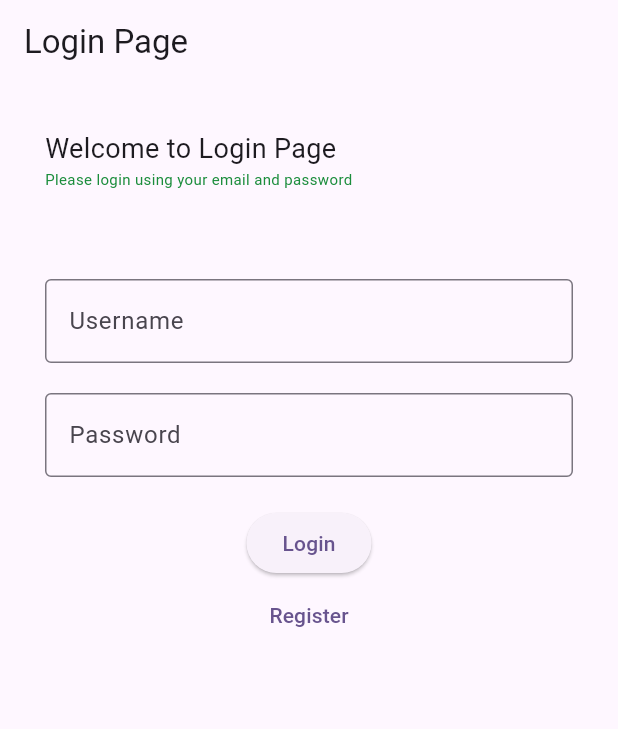
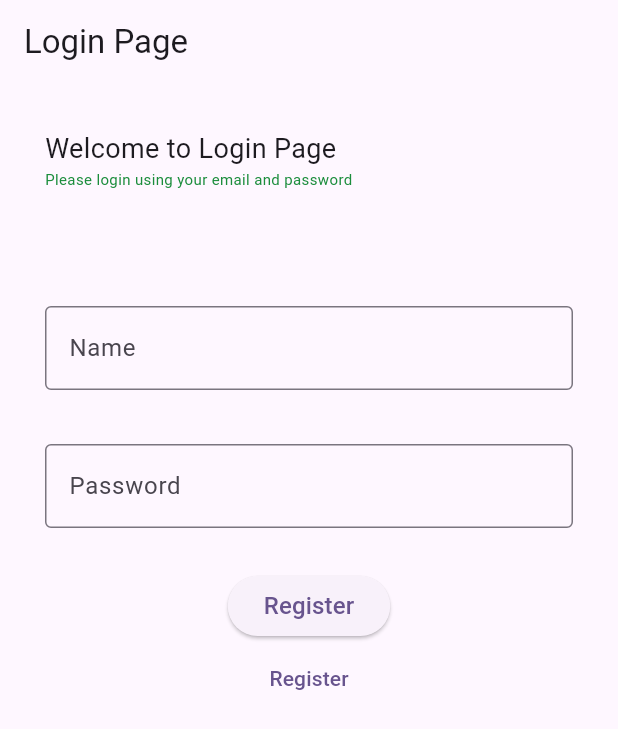
Before and after one commit to Dvonne-D-Thales/flutter-login-and-register, a Flutter app: the screen it shows after launch, on a phone screen of 412 x 824 dp. Shown: the top 729 px of the screen. Run offline on Flutter 3.47's test engine with Material 3 defaults, Android fonts, the phone set to English and light mode, and no system bars.

Commit message:
latihanFlutter1

```diff
--- a/analysis_options.yaml
+++ b/analysis_options.yaml
@@ -8,6 +8,7 @@
 # The following line activates a set of recommended lints for Flutter apps,
 # packages, and plugins designed to encourage good coding practices.
 include: package:flutter_lints/flutter.yaml
+
 
 linter:
   # The lint rules applied to this project can be customized in the
--- a/lib/login_page.dart
+++ b/lib/login_page.dart
@@ -1,6 +1,8 @@
 import 'package:flutter/material.dart';
 import 'package:latihan_11pplg1/home_page.dart';
 import 'package:latihan_11pplg1/register_page.dart';
+import 'package:latihan_11pplg1/widgets/reusable_button.dart';
+import 'package:latihan_11pplg1/widgets/reusable_textfield.dart';
 
 class LoginPage extends StatefulWidget {
   const LoginPage({super.key});
@@ -10,7 +12,7 @@ class LoginPage extends StatefulWidget {
 }
 
 class _LoginPageState extends State<LoginPage> {
-  final TextEditingController emailController = TextEditingController();
+  final TextEditingController usernameController = TextEditingController();
   final TextEditingController passwordController = TextEditingController();
 
 
@@ -19,7 +21,7 @@ class _LoginPageState extends State<LoginPage> {
   final String correctPassword = "123";
 
     void handleLogin() {
-    String email = emailController.text;
+    String email = usernameController.text;
     String password = passwordController.text;
 
     if (email == correctEmail && password == correctPassword) {
@@ -121,38 +123,47 @@ class _LoginPageState extends State<LoginPage> {
             ),
 
             Container(margin: EdgeInsets.only(top: 20, bottom: 20)),
-            SizedBox(height: 20),
-            TextField(
-              controller: emailController,
-              keyboardType: TextInputType.emailAddress,
-              decoration: InputDecoration(
-                labelText: 'Username',
-                hintText: 'Enter your username',
-                border: OutlineInputBorder(),
+           const SizedBox(height: 30),
+                CustomTextField(
+                  label: "Name",
+                  isPassword: false,
+                  controller: usernameController,
                 ),
+
+            const SizedBox(height: 20),
+                CustomTextField(
+                  label: "Password",
+                  isPassword: true,
+                  controller: passwordController,
                 ),
 
             SizedBox(height: 20),
-            TextField(
-              controller: passwordController,
-              obscureText: true,
-              keyboardType: TextInputType.visiblePassword,
-              decoration: InputDecoration(
-                labelText: 'Password',
-                hintText: 'Enter your password',
-                border: OutlineInputBorder(),
+
+                 Center(
+                    child: CostumButton(
+                    text: "Register",
+                    textColor: const Color.fromARGB(255, 0, 235, 70),
+                    onPressed: () {
+                      if (
+                          usernameController.text.isEmpty ||
+                          passwordController.text.isEmpty
+                          ) {
+                        ScaffoldMessenger.of(context).showSnackBar(
+                          const SnackBar(
+                            content: Text("Please fill all fields"),
                           ),
+                        );
+                      } else {
+                        // Handle registration logic here
+                        ScaffoldMessenger.of(context).showSnackBar(
+                          const SnackBar(
+                            content: Text("Registration successful!"),
                           ),
-
-            SizedBox(height: 20),
-            Center(
-              child: ElevatedButton(
-                onPressed: () {
-                  handleLogin();
+                        );
+                      }
                     },
-                child: Text('Login'),
                   ),
-            ),
+                  ) ,
               Center(
               child: TextButton(
                 onPressed: () {
@@ -164,6 +175,7 @@ class _LoginPageState extends State<LoginPage> {
                 child: Text('Register'),
               ),
             ),
+
           ],
         ),
       ),
--- /dev/null
+++ b/lib/widgets/reusable_button.dart
@@ -0,0 +1,18 @@
+import 'package:flutter/material.dart';
+
+class CostumButton extends StatelessWidget {
+
+  final String text;
+  final Color textColor;
+  final VoidCallback? onPressed;
+
+  const CostumButton({super.key, required this.text,
+   required this.textColor, this.onPressed});
+
+  @override
+  Widget build(BuildContext context) {
+    return ElevatedButton(onPressed: onPressed,
+    child: Text(text, style: TextStyle(fontSize: 16),)
+    );
+  }
+}
```
Also changed, not shown: lib/register_page.dart (+17 -7 lines). Lines whose indentation alone changed are shown as unchanged.
